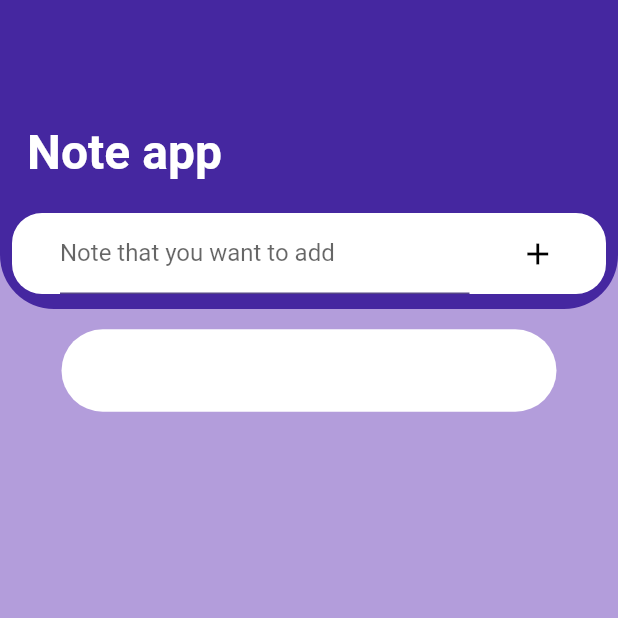
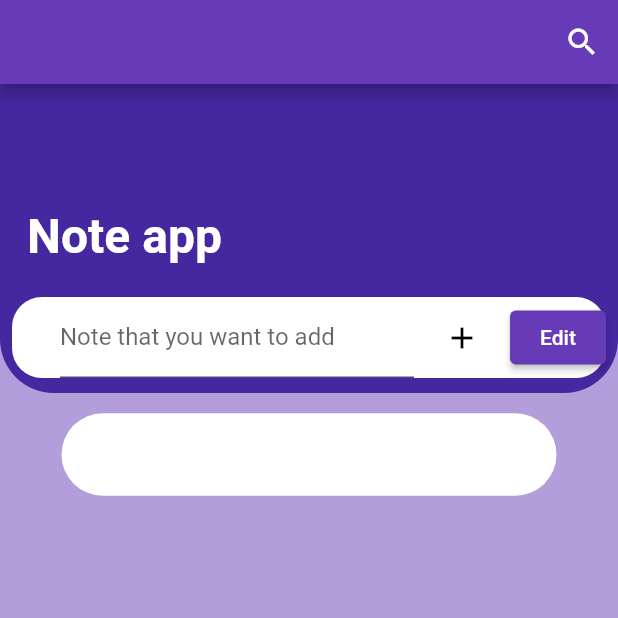
Before and after one commit to acmpesuecc/Notes, a Flutter app: the screen it shows after launch, after a tap on the "add" icon, on a phone screen of 412 x 824 dp, the top half of it. Run offline on Flutter 3.47's test engine with Material 2 defaults, Android fonts, the phone set to English and light mode, and no system bars; our stand-ins replace firebase_core; missing offline and left inert: swipe; accounts and stored records are empty.

Commit message:
added edit button without functionality and tried adding cloud functionality

```diff
--- a/lib/home.dart
+++ b/lib/home.dart
@@ -30,6 +30,8 @@ Future<String> _read() async {
   return text;
 }
 
+
+
 class Home extends StatefulWidget {
   const Home({Key? key}) : super(key: key);
 
@@ -59,6 +61,16 @@ class _HomeState extends State<Home> with SingleTickerProviderStateMixin {
   @override
   Widget build(BuildContext context) {
     return Scaffold(
+      appBar: AppBar(
+        automaticallyImplyLeading: false,
+        actions: [
+          IconButton(
+            onPressed: () {},
+            icon: const Icon(Icons.search),
+          )
+        ],
+        centerTitle: true,
+      ),
       backgroundColor: Colors.deepPurple[200],
       body: CustomScrollView(
         slivers: [
@@ -127,9 +139,7 @@ class _HomeState extends State<Home> with SingleTickerProviderStateMixin {
                                   ),
                                 ),
                               ),
-                              Expanded(
-                                flex: 1,
-                                child: TextButton(
+                              TextButton(
                                   onPressed: () async {
                                     FocusScopeNode currentFocus =
                                         FocusScope.of(context);
@@ -145,8 +155,7 @@ class _HomeState extends State<Home> with SingleTickerProviderStateMixin {
                                           0, notes.text.toString());
                                     });
                                     key.currentState!.insertItem(0,
-                                          duration:
-                                              Duration(milliseconds: 600));
+                                        duration: Duration(milliseconds: 600));
 
                                     print(_read());
                                     print(some_text);
@@ -155,7 +164,8 @@ class _HomeState extends State<Home> with SingleTickerProviderStateMixin {
                                     Icons.add,
                                     color: Colors.black,
                                   )),
-                              )
+                              ElevatedButton(
+                                  onPressed: () {}, child: Text("Edit"))
                             ],
                           ),
                         ),
--- a/lib/main.dart
+++ b/lib/main.dart
@@ -1,9 +1,14 @@
 import 'package:flutter/material.dart';
 import 'home.dart';
+import 'package:firebase_core/firebase_core.dart';
+
 
 void main() {
   runApp(const MyApp());
+  init();
 }
+
+
 
 class MyApp extends StatelessWidget {
   const MyApp({Key? key}) : super(key: key);
--- a/pubspec.yaml
+++ b/pubspec.yaml
@@ -36,6 +36,8 @@ dependencies:
   cupertino_icons: ^1.0.2
   path_provider: ^2.0.9
   swipe: ^0.0.1
+  firebase_core: ^2.1.0
+  cloud_firestore: ^4.0.2
 
 dev_dependencies:
   flutter_test:
```
Also changed, not shown: pubspec.lock, 1 other file. Lines whose indentation alone changed are shown as unchanged.
